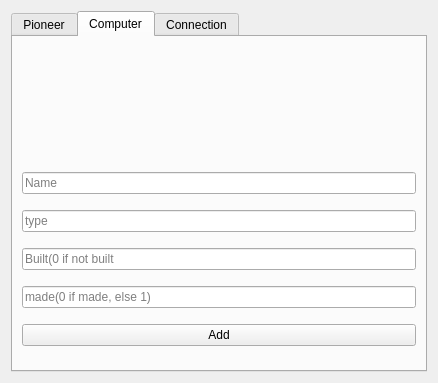
Old version of the form hoopergui/add_widget.ui in the repository VLN1-15-30/fall-project.
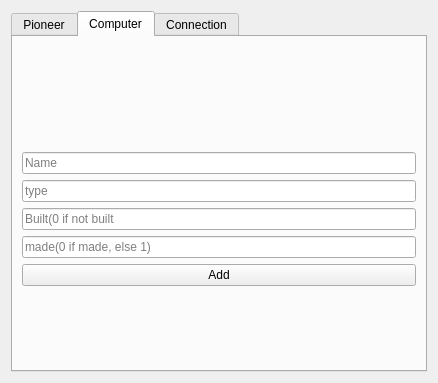
New version of the form. The open tabs and pages were chosen to show the change. Icons and pictures are not drawn.

The edit to the form file:
```diff
--- a/hoopergui/add_widget.ui
+++ b/hoopergui/add_widget.ui
@@ -171,6 +171,19 @@
          </property>
         </widget>
        </item>
+       <item alignment="Qt::AlignHCenter">
+        <widget class="QLabel" name="label_computer_error_2">
+         <property name="minimumSize">
+          <size>
+           <width>55</width>
+           <height>23</height>
+          </size>
+         </property>
+         <property name="text">
+          <string/>
+         </property>
+        </widget>
+       </item>
       </layout>
      </widget>
      <widget class="QWidget" name="tab_3">
```
Left out of the diff: 13 changed lines with no effect on the pictures.
